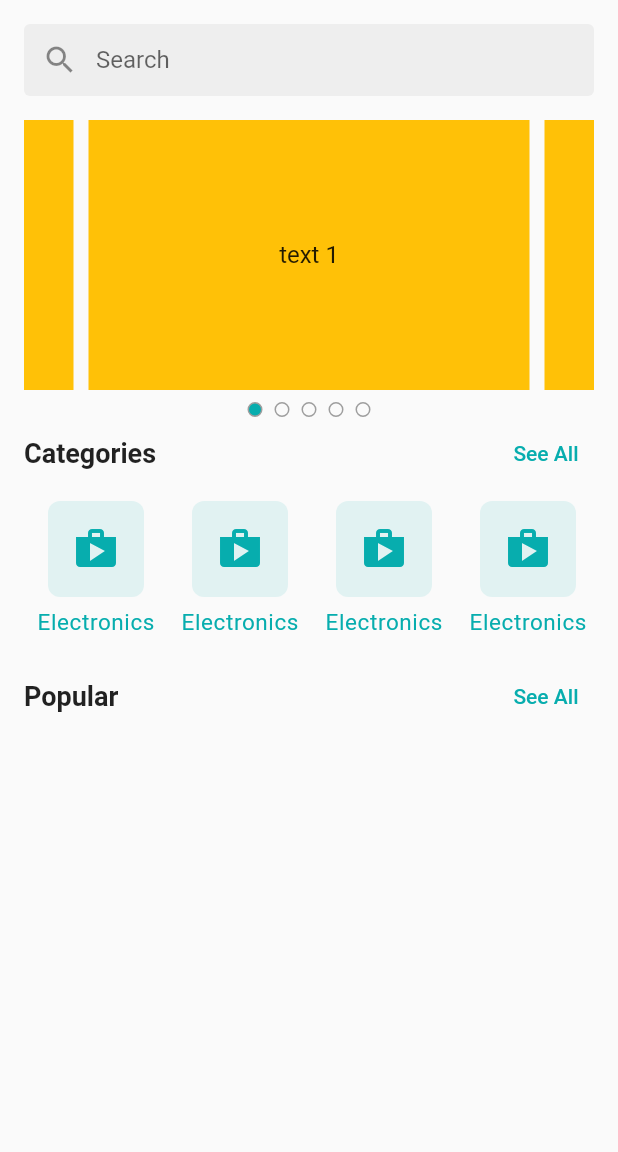
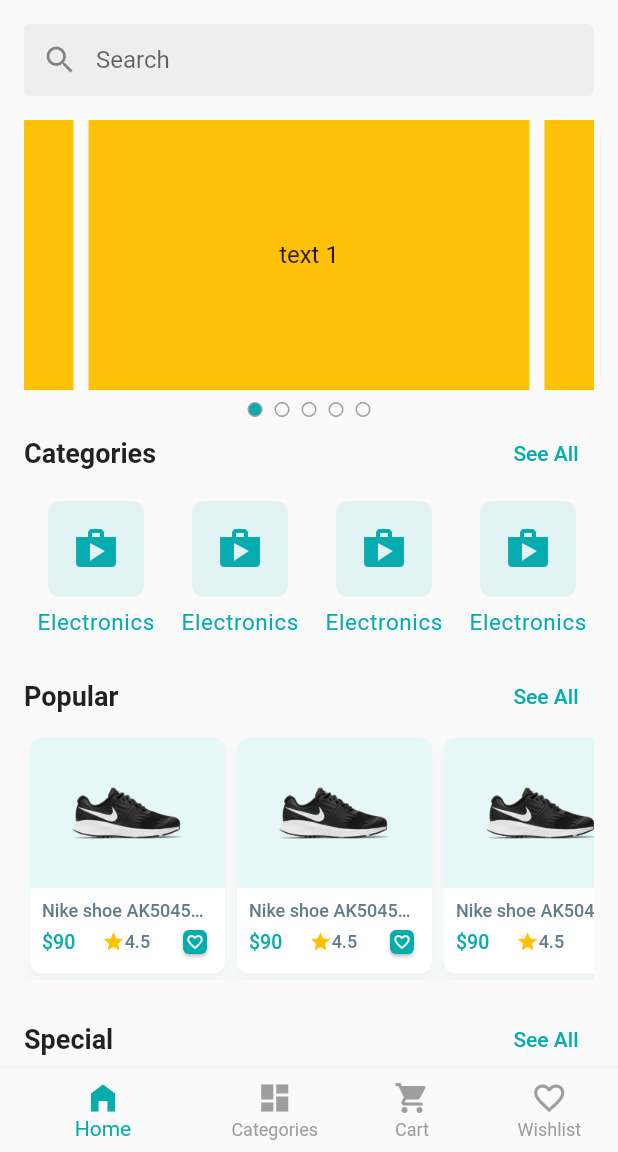
Before and after one commit to Mahibulhassan/Ostad-Online-Learning, a Flutter app: the screen it shows after launch, on a phone screen of 412 x 824 dp, the part 84-1236 px from its top. Run offline on Flutter 3.47's test engine with Material 2 defaults, Android fonts, the phone set to English and light mode, and no system bars; drawn by our look-alikes of carousel_slider; our stand-ins replace cloud_firestore, firebase_core, flutter_svg, fluttertoast, geolocator, get and 4 more; accounts and stored records are empty.

Commit message:
Dependency Injection and state management and catagory screen has been done

```diff
--- a/ecommerce/lib/application/app.dart
+++ b/ecommerce/lib/application/app.dart
@@ -1,4 +1,4 @@
-
+import 'package:ecommerce/application/state_holder_bindings.dart';
 import 'package:ecommerce/presentation/ui/screen/splash_screen.dart';
 import 'package:ecommerce/presentation/ui/utils/app_colors.dart';
 import 'package:flutter/material.dart';
@@ -12,6 +12,7 @@ class CraftBay extends StatelessWidget {
     return GetMaterialApp(
       debugShowCheckedModeBanner: false,
       home: const SplashScreen(),
+      initialBinding: StateHolderBinder(),
       theme: ThemeData(
           primarySwatch:
           MaterialColor(AppColors.primaryColor.value, AppColors().color),
--- /dev/null
+++ b/ecommerce/lib/application/state_holder_bindings.dart
@@ -0,0 +1,9 @@
+import 'package:ecommerce/presentation/state_holders/main_bottom_nav_controller.dart';
+import 'package:get/get.dart';
+
+class StateHolderBinder extends Bindings{
+  @override
+  void dependencies() {
+    Get.put(MainBottomNavController());
+  }
+}
--- /dev/null
+++ b/ecommerce/lib/presentation/state_holders/main_bottom_nav_controller.dart
@@ -0,0 +1,14 @@
+import 'package:get/get.dart';
+
+class MainBottomNavController extends GetxController{
+  int currentSelectedIndex = 0;
+
+  void changeScreen(int index) {
+    currentSelectedIndex = index;
+    update();
+  }
+
+  void backToHome() {
+    changeScreen(0);
+  }
+}
--- a/ecommerce/lib/presentation/ui/screen/home_screen.dart
+++ b/ecommerce/lib/presentation/ui/screen/home_screen.dart
@@ -1,10 +1,14 @@
+import 'package:ecommerce/presentation/state_holders/main_bottom_nav_controller.dart';
+import 'package:ecommerce/presentation/ui/screen/product_list_screen.dart';
 import 'package:ecommerce/presentation/ui/utils/image_assets.dart';
 import 'package:ecommerce/presentation/ui/widgets/catagory_card.dart';
 import 'package:ecommerce/presentation/ui/widgets/circular_icon_button.dart';
 import 'package:ecommerce/presentation/ui/widgets/home/home_slider.dart';
 import 'package:ecommerce/presentation/ui/widgets/home/select_header.dart';
+import 'package:ecommerce/presentation/ui/widgets/product_card.dart';
 import 'package:flutter/material.dart';
 import 'package:flutter_svg/flutter_svg.dart';
+import 'package:get/get.dart';
 
 class HomeScreen extends StatefulWidget {
   const HomeScreen({Key? key}) : super(key: key);
@@ -71,7 +75,9 @@ class _HomeScreenState extends State<HomeScreen> {
               const HomeSlider(),
               SectionHeader(
                 title: 'Categories',
-                onTap: () {},
+                onTap: () {
+                  Get.find<MainBottomNavController>().changeScreen(1);
+                },
               ),
               const SizedBox(
                 height: 8,
@@ -90,8 +96,58 @@ class _HomeScreenState extends State<HomeScreen> {
               ),
               SectionHeader(
                 title: 'Popular',
-                onTap: () {},
+                onTap: () {
+                  Get.to(const ProductListScreen());
+                },
               ),
+              SizedBox(
+                height: 165,
+                child: ListView.builder(
+                  scrollDirection: Axis.horizontal,
+                  itemCount: 20,
+                  itemBuilder: (context, index) {
+                    return const ProductCard();
+                  },
+                ),
+              ),
+              const SizedBox(
+                height: 16,
+              ),
+              SectionHeader(
+                title: 'Special',
+                onTap: () {
+                  Get.to(const ProductListScreen());
+                },
+              ),
+              SizedBox(
+                height: 165,
+                child: ListView.builder(
+                  scrollDirection: Axis.horizontal,
+                  itemCount: 20,
+                  itemBuilder: (context, index) {
+                    return const ProductCard();
+                  },
+                ),
+              ),
+              const SizedBox(
+                height: 16,
+              ),
+              SectionHeader(
+                title: 'New',
+                onTap: () {
+                  Get.to(const ProductListScreen());
+                },
+              ),
+              SizedBox(
+                height: 165,
+                child: ListView.builder(
+                  scrollDirection: Axis.horizontal,
+                  itemCount: 20,
+                  itemBuilder: (context, index) {
+                    return const ProductCard();
+                  },
+                ),
+              )
             ],
           ),
         ),
--- /dev/null
+++ b/ecommerce/lib/presentation/ui/screen/main_bottom_navBar.dart
@@ -0,0 +1,62 @@
+import 'package:ecommerce/presentation/state_holders/main_bottom_nav_controller.dart';
+import 'package:ecommerce/presentation/ui/screen/catagory_list_screen.dart';
+import 'package:ecommerce/presentation/ui/screen/home_screen.dart';
+import 'package:ecommerce/presentation/ui/screen/wish_list_screen.dart';
+import 'package:ecommerce/presentation/ui/utils/app_colors.dart';
+import 'package:flutter/material.dart';
+import 'package:get/get.dart';
+
+class MainBottomNavScreen extends StatefulWidget {
+  const MainBottomNavScreen({super.key});
+
+  @override
+  State<MainBottomNavScreen> createState() => _MainBottomNavScreenState();
+}
+
+class _MainBottomNavScreenState extends State<MainBottomNavScreen> {
+  final List<Widget> _screens = [
+    const HomeScreen(),
+    const CategoryListScreen(),
+    const HomeScreen(),
+    const WishListScreen(),
+  ];
+
+  @override
+  Widget build(BuildContext context) {
+    return GetBuilder<MainBottomNavController>(builder: (controller) {
+      return Scaffold(
+        body: _screens[controller.currentSelectedIndex],
+        bottomNavigationBar: BottomNavigationBar(
+          currentIndex: controller.currentSelectedIndex,
+          onTap: controller.changeScreen,
+          selectedItemColor: AppColors.primaryColor,
+          unselectedItemColor: Colors.grey,
+          showUnselectedLabels: true,
+          elevation: 4,
+          items: const [
+            BottomNavigationBarItem(
+                icon: Icon(
+                  Icons.home_filled,
+                ),
+                label: 'Home'),
+            BottomNavigationBarItem(
+                icon: Icon(
+                  Icons.dashboard,
+                ),
+                label: 'Categories'),
+            BottomNavigationBarItem(
+                icon: Icon(
+                  Icons.shopping_cart,
+                ),
+                label: 'Cart'),
+            BottomNavigationBarItem(
+                icon: Icon(
+                  Icons.favorite_border,
+                ),
+                label: 'Wishlist'),
+          ],
+        ),
+      );
+    });
+  }
+}
--- a/ecommerce/lib/presentation/ui/screen/splash_screen.dart
+++ b/ecommerce/lib/presentation/ui/screen/splash_screen.dart
@@ -1,4 +1,4 @@
-import 'package:ecommerce/presentation/ui/screen/home_screen.dart';
+import 'package:ecommerce/presentation/ui/screen/main_bottom_navBar.dart';
 import 'package:ecommerce/presentation/ui/utils/image_assets.dart';
 import 'package:flutter/material.dart';
 import 'package:flutter_svg/flutter_svg.dart';
@@ -20,7 +20,7 @@ class _SplashScreenState extends State<SplashScreen> {
 
   void goToNextScreen() {
     Future.delayed(const Duration(seconds: 2)).then((value) {
-      Get.offAll(const HomeScreen());
+      Get.offAll(const MainBottomNavScreen());
     });
   }
 
--- a/ecommerce/lib/presentation/ui/utils/image_assets.dart
+++ b/ecommerce/lib/presentation/ui/utils/image_assets.dart
@@ -1,4 +1,5 @@
 class ImageAssets {
   static const String craftyBayLogoSVG = 'assets/images/logo.svg';
   static const String craftyBayNavLogoSVG = 'assets/images/logo_nav.svg';
+  static const String shoePng = 'assets/images/shoe.png';
 }
--- /dev/null
+++ b/ecommerce/lib/presentation/ui/widgets/product_card.dart
@@ -0,0 +1,96 @@
+import 'package:ecommerce/presentation/ui/utils/app_colors.dart';
+import 'package:ecommerce/presentation/ui/utils/image_assets.dart';
+import 'package:flutter/material.dart';
+
+class ProductCard extends StatelessWidget {
+  const ProductCard({
+    super.key,
+  });
+
+  @override
+  Widget build(BuildContext context) {
+    return Card(
+      shadowColor: AppColors.primaryColor.withOpacity(0.1),
+      elevation: 4,
+      shape: RoundedRectangleBorder(borderRadius: BorderRadius.circular(8)),
+      child: SizedBox(
+        width: 130,
+        child: Column(
+          children: [
+            Container(
+              height: 100,
+              decoration: BoxDecoration(
+                  color: AppColors.primaryColor.withOpacity(0.1),
+                  borderRadius: const BorderRadius.only(
+                    topLeft: Radius.circular(8),
+                    topRight: Radius.circular(8),
+                  ),
+                  image: const DecorationImage(
+                      image: AssetImage(ImageAssets.shoePng))),
+            ),
+            const Padding(
+              padding: EdgeInsets.all(8.0),
+              child: Column(
+                children: [
+                  Text(
+                    'Nike shoe AK50459049',
+                    maxLines: 1,
+                    style: TextStyle(
+                        overflow: TextOverflow.ellipsis,
+                        fontSize: 12,
+                        fontWeight: FontWeight.w500,
+                        color: Colors.blueGrey),
+                  ),
+                  SizedBox(
+                    height: 2,
+                  ),
+                  Row(
+                    mainAxisAlignment: MainAxisAlignment.spaceBetween,
+                    children: [
+                      Text(
+                        '\$90',
+                        style: TextStyle(
+                            fontSize: 13,
+                            color: AppColors.primaryColor,
+                            fontWeight: FontWeight.w500),
+                      ),
+                      Wrap(
+                        crossAxisAlignment: WrapCrossAlignment.center,
+                        children: [
+                          Icon(
+                            Icons.star,
+                            size: 15,
+                            color: Colors.amber,
+                          ),
+                          Text(
+                            '4.5',
+                            style: TextStyle(
+                                overflow: TextOverflow.ellipsis,
+                                fontSize: 12,
+                                fontWeight: FontWeight.w500,
+                                color: Colors.blueGrey),
+                          ),
+                        ],
+                      ),
+                      Card(
+                        color: AppColors.primaryColor,
+                        child: Padding(
+                          padding: EdgeInsets.all(2.0),
+                          child: Icon(
+                            Icons.favorite_border,
+                            size: 12,
+                            color: Colors.white,
+                          ),
+                        ),
+                      )
+                    ],
+                  ),
+                ],
+              ),
+            ),
+          ],
+        ),
+      ),
+    );
+  }
+}
```
Also changed, not shown: ecommerce/lib/presentation/ui/screen/catagory_list_screen.dart (added, +50 -0 lines), ecommerce/lib/presentation/ui/screen/product_list_screen.dart (added, +42 -0 lines), ecommerce/lib/presentation/ui/screen/wish_list_screen.dart (added, +50 -0 lines), ecommerce/assets/images/shoe.png (added).
